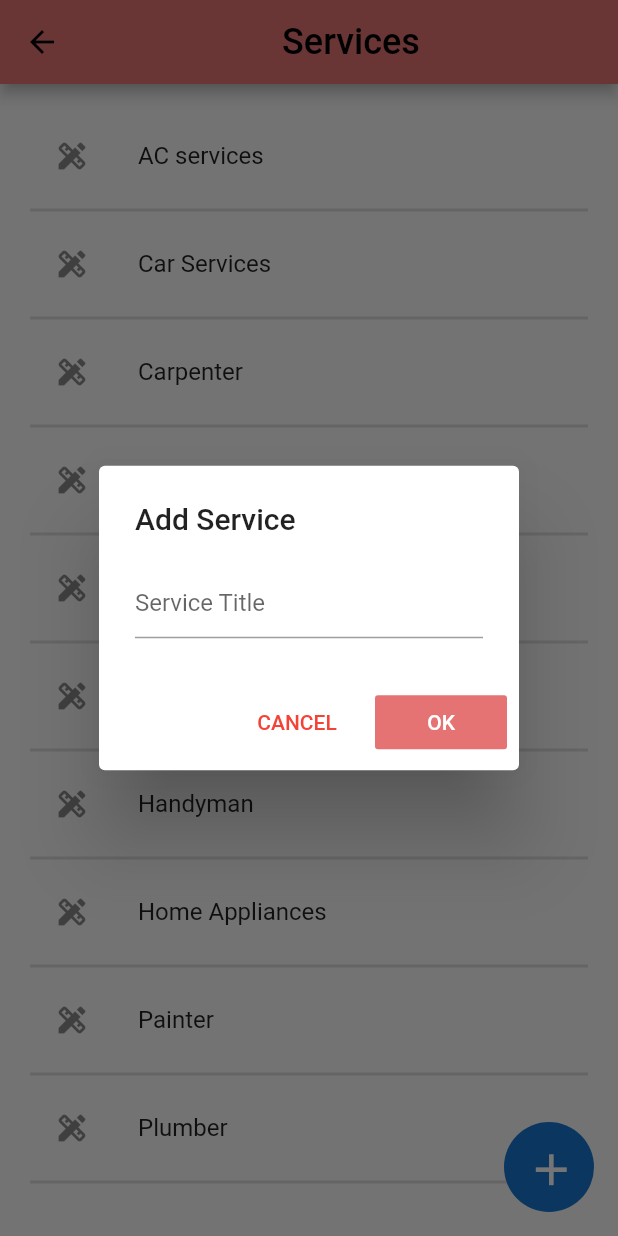
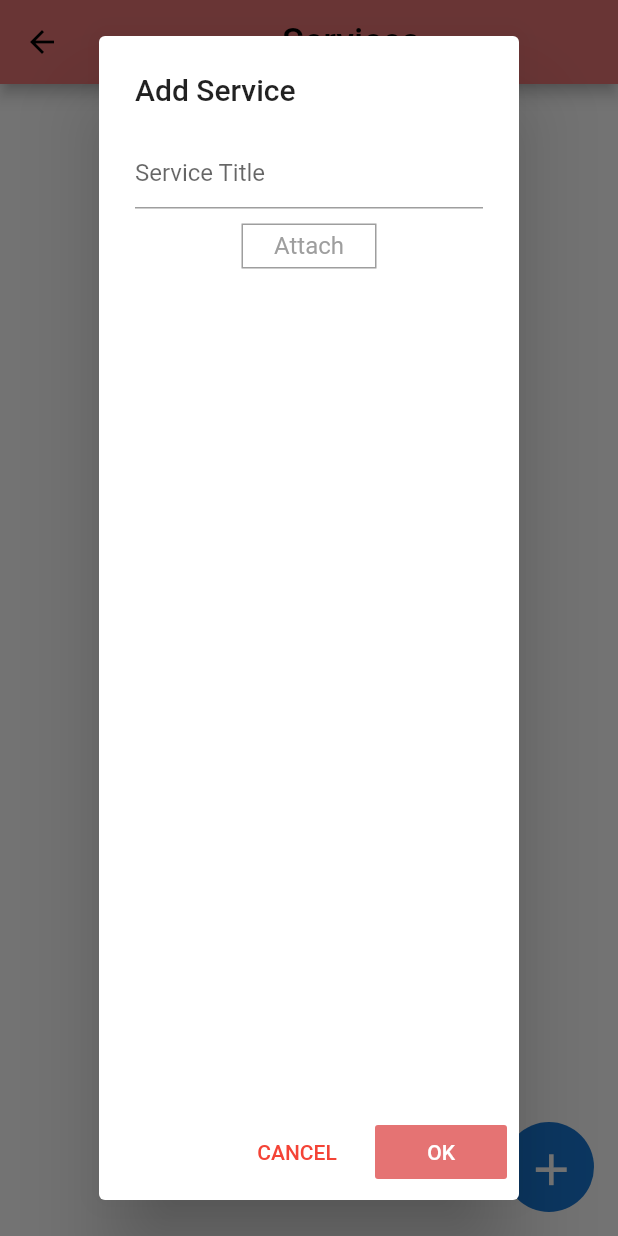
Before and after one commit to MoeenSheikh/handyman_admin, a Flutter app: the AddServicesPage screen opened directly, after a tap on the "add" icon, on a phone screen of 412 x 824 dp. Run offline on Flutter 3.47's test engine with Material 2 defaults, Android fonts, the phone set to English and light mode, and no system bars; our stand-ins replace cloud_firestore, file_picker, firebase_core, firebase_storage; accounts and stored records are empty.

Commit message:
fireStore and image attachment

```diff
--- a/lib/home/add_services.dart
+++ b/lib/home/add_services.dart
@@ -1,5 +1,11 @@
+import 'dart:io';
+
+import 'package:file_picker/file_picker.dart';
+import 'package:firebase_storage/firebase_storage.dart';
 import 'package:flutter/material.dart';
 import 'package:handyman_admin/constants.dart';
+import 'package:handyman_admin/repo/firebase_repo.dart';
+
 
 import 'add_subservice_page.dart';
 class AddServicesPage extends StatefulWidget {
@@ -13,14 +19,25 @@ class _AddServicesPageState extends State<AddServicesPage> {
   List<String> services=Constants().services;
   List toSend=[];
   String valueText = "";
+  Stream res;
   TextEditingController _textFieldController = TextEditingController();
+  PlatformFile imgFile;
+  String uploadPath="";
+
   Future<void> _displayTextInputDialog(BuildContext context) async {
+    setState(() {
+      imgFile=null;
+    });
     return showDialog(
         context: context,
         builder: (context) {
+          return StatefulBuilder(
+            builder: (context,setState){
               return AlertDialog(
                 title: Text('Add Service'),
-            content: TextField(
+                content: Column(
+                  children: [
+                    TextField(
                       onChanged: (value) {
                         setState(() {
                           valueText = value;
@@ -28,6 +45,43 @@ class _AddServicesPageState extends State<AddServicesPage> {
                       },
                       controller: _textFieldController,
                       decoration: InputDecoration(hintText: "Service Title"),
+                    ),
+                    SizedBox(height: 10,),
+                    Column(
+                      children: [
+                        InkWell(
+                          onTap: ()async{
+                            final res = await FilePicker.platform.pickFiles(type: FileType.image);
+                            final file = res.files.first;
+                            setState(() {
+                              imgFile=file;
+                            });
+
+                          },
+                          child: Container(
+                            height: 30,
+                            width: 90,
+                            decoration:
+                            BoxDecoration(border: Border.all(color: Colors.grey)),
+                            child: Center(
+                              child: Text("Attach",style: TextStyle(
+                                  color: Colors.grey
+                              ),),
+                            ),
+                          ),
+                        ),
+                        SizedBox(height: 10,),
+                        if(imgFile!=null)
+                          Row(
+                            mainAxisAlignment: MainAxisAlignment.spaceBetween,
+                            children: [
+                              Text(imgFile.name,style: TextStyle(fontSize: 12),),
+                            ],
+                          ),
+
+                      ],
+                    )
+                  ],
                 ),
                 actions: <Widget>[
                   FlatButton(
@@ -48,7 +102,12 @@ class _AddServicesPageState extends State<AddServicesPage> {
                     child: Text('OK'),
                     onPressed: () {
                       setState(() {
-                    services.add(valueText);
+                        //services.add(valueText);
+
+                        if(imgFile!=null){
+                          storeImage();
+                        }
+
                         Navigator.pop(context);
                         _textFieldController.clear();
                       });
@@ -56,7 +115,36 @@ class _AddServicesPageState extends State<AddServicesPage> {
                   ),
                 ],
               );
+            }
+
+          );
         });
+  }
+
+  @override
+  void initState(){
+    // TODO: implement initState
+    super.initState();
+    getServices();
+  }
+  Future<void> storeImage()async{
+    FirebaseStorage firebaseStorage=FirebaseStorage.instance;
+    Reference reference=firebaseStorage.ref().child("ServiceImages").child(imgFile.name);
+    UploadTask uploadTask=reference.putFile(File(imgFile.path));
+    uploadTask.snapshotEvents.listen((event) { });
+
+    await uploadTask.whenComplete(() async{
+      uploadPath=await uploadTask.snapshot.ref.getDownloadURL();
+      DataBase().addService(valueText,uploadPath);
+    });
+
+  }
+  void getServices()async{
+    res=await DataBase().getServices();
+    setState(() {
+
+    });
+
   }
   @override
   Widget build(BuildContext context) {
@@ -93,69 +181,14 @@ class _AddServicesPageState extends State<AddServicesPage> {
             Expanded(
               child: Padding(
                 padding: const EdgeInsets.all(20.0),
-                child: ListView.builder(
-
-                  itemCount: services.length,
-                    itemBuilder: (context,index){
-                    return Column(
-                      children: [
-                        ListTile(
-                          title: Text(services[index]),
-                          leading: Icon(Icons.design_services),
-                          onTap: (){
-                            if(services[index].contains("AC"))
-                              {
-                                toSend=Constants().acSubServices;
+                child:StreamBuilder(
+                  stream: res,
+                  builder: (context, AsyncSnapshot snapshot) {
+                    if (snapshot.data == null) {
+                      return Scaffold();
                     }
-                            if(services[index].contains("Car Services"))
-                            {
-                              toSend=Constants().carSubServices;
-                            }
-                            if(services[index].contains("Carpenter"))
-                            {
-                              toSend=Constants().carpSubServices;
-                            }
-                            if(services[index].contains("Cleaning"))
-                            {
-                              toSend=Constants().cleaningSubServices;
-                            }
-                            if(services[index].contains("Handy"))
-                            {
-                              toSend=Constants().handySubServices;
-                            }
-                            if(services[index].contains("Geyser"))
-                            {
-                              toSend=Constants().geyserSubServices;
-                            }
-                            if(services[index].contains("Elect"))
-                            {
-                              toSend=Constants().electSubServices;
-                            }
-                            if(services[index].contains("Home"))
-                            {
-                              toSend=Constants().homeSubServices;
-                            }
-                            if(services[index].contains("Plumb"))
-                            {
-                              toSend=Constants().plumbSubServices;
-                            }
-                            if(services[index].contains("Paint"))
-                            {
-                              toSend=Constants().paintSubServices;
-                            }
-
-                            Navigator.push(
-                                context,
-                                MaterialPageRoute(
-                                    builder: (context) => AddSubServicePage(title: services[index],subService: toSend,)
-                                ));
+                    return ListBuilder(snapshot);
                   },
-
-                        ),
-                        Divider(thickness: 2,)
-                      ],
-                    );
-                    }
                 ),
               ),
             )
@@ -164,4 +197,49 @@ class _AddServicesPageState extends State<AddServicesPage> {
       ),
     );
   }
+  Widget ListBuilder(snapshot)
+  {
+    return ListView.builder(
+
+        itemCount: snapshot.data.docs.length,
+        itemBuilder: (context,index){
+          print(snapshot.data.docs.length);
+          return Column(
+            children: [
+              Container(
+                height:90,
+
+                child: Center(
+                  child: ListTile(
+                    title: Text(snapshot.data.docs[index].data()["name"]),
+                    leading: Icon(Icons.design_services),
+                    onTap: (){
+                      Navigator.push(
+                          context,
+                          MaterialPageRoute(
+                              builder: (context) => AddSubServicePage(title: snapshot.data.docs[index].data()["name"],index: index,)
+                          ));
+                    },
+                    trailing: Container(
+                      height: 90.0,
+                      width: 120.0,
+                      decoration: BoxDecoration(
+                        image: DecorationImage(
+                          image: NetworkImage(snapshot.data.docs[index].data()["imgURL"]),
+                          fit: BoxFit.cover,
+                        ),
+                        //shape: BoxShape.circle,
+                      ),
+                    )
+
+                  ),
+                ),
+              ),
+              Divider(thickness: 2,)
+            ],
+          );
         }
+    );
+
+  }
+}
--- a/lib/main.dart
+++ b/lib/main.dart
@@ -1,8 +1,11 @@
+import 'package:firebase_core/firebase_core.dart';
 import 'package:flutter/material.dart';
 
 import 'auth_screen/signin_screen.dart';
 
-void main() {
+Future<void> main() async{
+  WidgetsFlutterBinding.ensureInitialized();
+  await Firebase.initializeApp();
   runApp(const MyApp());
 }
 
--- a/pubspec.yaml
+++ b/pubspec.yaml
@@ -34,6 +34,12 @@ dependencies:
   # The following adds the Cupertino Icons font to your application.
   # Use with the CupertinoIcons class for iOS style icons.
   cupertino_icons: ^1.0.2
+  firebase_core: ^0.7.0
+  firebase_auth: ^0.20.1
+  intl: ^0.16.0
+  cloud_firestore: ^0.16.0+1
+  file_picker: ^2.1.7
+  firebase_storage: ^7.0.0
 
 dev_dependencies:
   flutter_test:
```
Also changed, not shown: lib/home/add_subservice_page.dart (+108 -19 lines), lib/repo/firebase_repo.dart (added, +109 -0 lines), pubspec.lock, 7 other files. Lines whose indentation alone changed are shown as unchanged.
